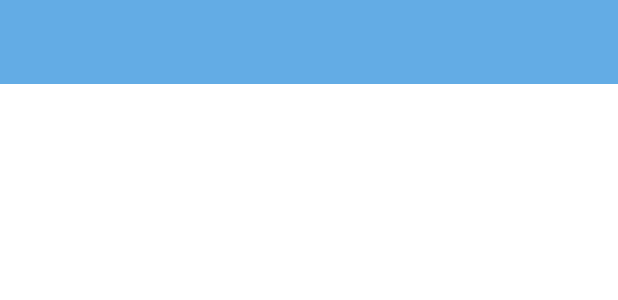
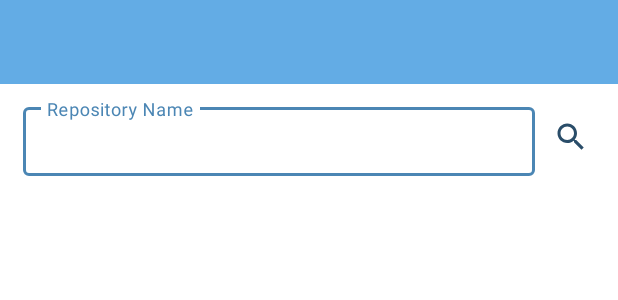
Before and after one commit to ZsofiaMandi/GitHubSearchApp, an Android app: the layout activity_main.xml on its own in the app's theme, with its tools: preview values and no code run, on a phone screen of 412 x 824 dp. Shown: the top 300 px of the screen. Run offline under Robolectric (Android 15) with nearby library versions, the phone set to English and light mode, and no system bars.

Commit message:
Setup MainActivity UI
Setup Edit text, search button, recycler view...

```diff
--- a/app/src/main/res/drawable/ic_search_white_24.xml
+++ b/app/src/main/res/drawable/ic_search_blue_24.xml
@@ -1,4 +1,4 @@
-<vector android:height="24dp" android:tint="#FFFFFF"
+<vector android:height="24dp" android:tint="#2A4D69"
     android:viewportHeight="24" android:viewportWidth="24"
     android:width="24dp" xmlns:android="http://schemas.android.com/apk/res/android">
     <path android:fillColor="@android:color/white" android:pathData="M15.5,14h-0.79l-0.28,-0.27C15.41,12.59 16,11.11 16,9.5 16,5.91 13.09,3 9.5,3S3,5.91 3,9.5 5.91,16 9.5,16c1.61,0 3.09,-0.59 4.23,-1.57l0.27,0.28v0.79l5,4.99L20.49,19l-4.99,-5zM9.5,14C7.01,14 5,11.99 5,9.5S7.01,5 9.5,5 14,7.01 14,9.5 11.99,14 9.5,14z"/>
--- a/app/src/main/res/layout/activity_main.xml
+++ b/app/src/main/res/layout/activity_main.xml
@@ -15,11 +15,61 @@
         app:layout_constraintTop_toTopOf="parent"
         />
 
-    <androidx.recyclerview.widget.RecyclerView
-        android:id="@+id/rv_repos"
+    <LinearLayout
+        android:id="@+id/llSearch"
+        app:layout_constraintTop_toBottomOf="@id/toolBarMain"
         android:layout_width="match_parent"
         android:layout_height="wrap_content"
-        app:layout_constraintTop_toBottomOf="@id/toolBarMain"
+        android:orientation="horizontal">
+
+        <com.google.android.material.textfield.TextInputLayout
+            android:id="@+id/ilSearch"
+            android:layout_width="0dp"
+            android:layout_height="wrap_content"
+            android:layout_weight="1"
+            android:layout_marginStart="15dp"
+            android:layout_marginVertical="10dp"
+            android:orientation="vertical"
+            android:textColorHint="@color/blue_5"
+            app:boxStrokeColor="@color/blue_4"
+            app:hintTextColor="@color/blue_4"
+            style="@style/TextInputLayoutTheme"
+            >
+
+            <androidx.appcompat.widget.AppCompatEditText
+                android:layout_width="match_parent"
+                android:layout_height="wrap_content"
+                android:hint="Repository Name"
+                android:textColor="@color/blue_5"
+                android:textColorHighlight="@color/blue_2"
+                android:textCursorDrawable="@null"
+                style="@style/EditTextTheme"
+                />
+
+
+        </com.google.android.material.textfield.TextInputLayout>
+
+        <ImageButton
+            android:id="@+id/ibSearch"
+            android:layout_width="wrap_content"
+            android:layout_height="wrap_content"
+            android:layout_marginEnd="7dp"
+            app:layout_constraintEnd_toEndOf="parent"
+            android:src="@drawable/ic_search_blue_24"
+            android:layout_gravity="center"
+            android:backgroundTint="@color/white"
+            />
+
+    </LinearLayout>
+
+
+
+
+    <androidx.recyclerview.widget.RecyclerView
+        android:id="@+id/rvRepos"
+        android:layout_width="match_parent"
+        android:layout_height="wrap_content"
+        app:layout_constraintTop_toBottomOf="@id/llSearch"
         />
 
     <TextView
--- a/app/src/main/res/values/themes.xml
+++ b/app/src/main/res/values/themes.xml
@@ -10,7 +10,8 @@
         <item name="colorSecondaryVariant">@color/blue_2</item>
         <item name="colorOnSecondary">@color/blue_2</item>
         <!-- Status bar color. -->
-        <item name="android:statusBarColor" tools:targetApi="l">?attr/colorPrimaryVariant</item>
+
+        <!-- Added colors. -->
         <!-- Customize your theme here. -->
     </style>
 
@@ -23,4 +24,14 @@
         <item name="android:textColorPrimary">@color/blue_1</item>
     </style>
 
+    <style name="TextInputLayoutTheme" parent="@style/Widget.MaterialComponents.TextInputLayout.OutlinedBox.Dense">
+        <item name="android:colorControlActivated">@color/blue_4</item>
+    </style>
+
+    <style name="EditTextTheme" parent="Widget.Design.TextInputLayout">
+        <item name="colorControlNormal">@color/blue_2</item>
+        <item name="colorControlActivated">@color/blue_2</item>
+        <item name="colorControlHighlight">@color/blue_2</item>
+    </style>
+
 </resources>
```
